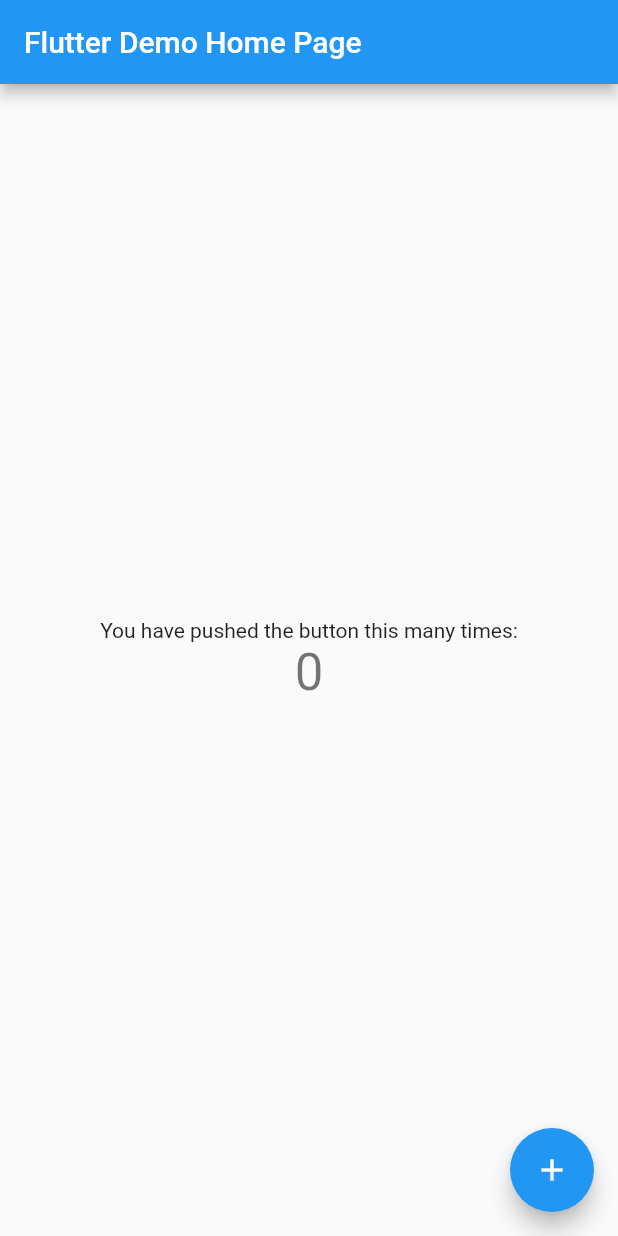
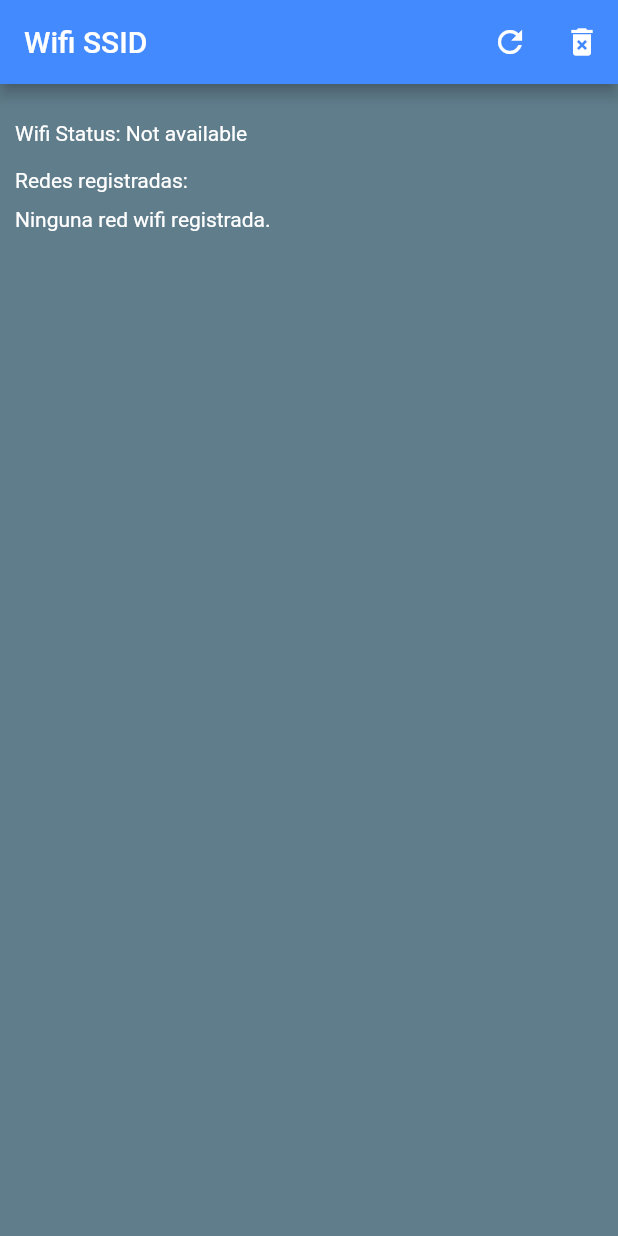
Before and after one commit to Webierta/wifi_records, a Flutter app: the screen it shows after launch, on a phone screen of 412 x 824 dp. Run offline on Flutter 3.47's test engine with Material 2 defaults, Android fonts, the light colour scheme and no system bars; our stand-ins replace connectivity, flutter_local_notifications, hive, permission_handler; missing offline and left inert: android_intent, wifi_info_flutter; accounts and stored records are empty.

Commit message:
beta version

```diff
--- a/lib/main.dart
+++ b/lib/main.dart
@@ -1,65 +1,47 @@
+import 'dart:io';
 import 'package:flutter/material.dart';
+import 'package:hive/hive.dart';
+import 'package:path_provider/path_provider.dart';
+import 'package:provider/provider.dart';
 
-void main() {
-  runApp(MyApp());
+import 'models/red_wifi.dart';
+import 'screens/home_page.dart';
+import 'models/redes.dart';
+
+// Sets a platform override for desktop to avoid exceptions. See
+// https://flutter.dev/desktop#target-platform-override for more info.
+
+void main() async {
+  if (Platform.isAndroid) {
+    WidgetsFlutterBinding.ensureInitialized();
+    //Directory directory = await pathProvider.getApplicationDocumentsDirectory();
+    Directory directory = (await getExternalStorageDirectory())!;
+    Hive
+      ..init(directory.path)
+      ..registerAdapter(RedWifiAdapter());
+    //await Hive.openBox('box');
+
+    runApp(MultiProvider(
+      providers: [ChangeNotifierProvider(create: (_) => Redes())],
+      child: MyApp(),
+    ));
+  }
 }
 
 class MyApp extends StatelessWidget {
   @override
   Widget build(BuildContext context) {
     return MaterialApp(
-      title: 'Flutter Demo',
+      debugShowCheckedModeBanner: false,
+      title: 'Wifi Alert',
       theme: ThemeData(
-        primarySwatch: Colors.blue,
+        brightness: Brightness.dark,
+        primaryColor: Colors.blueAccent,
+        // primarySwatch: Colors.blue,
+        scaffoldBackgroundColor: Colors.blueGrey,
+        visualDensity: VisualDensity.adaptivePlatformDensity,
       ),
-      home: MyHomePage(title: 'Flutter Demo Home Page'),
+      home: const HomePage(),
     );
   }
 }
-
-class MyHomePage extends StatefulWidget {
-  MyHomePage({Key key, this.title}) : super(key: key);
-
-  final String title;
-
-  @override
-  _MyHomePageState createState() => _MyHomePageState();
-}
-
-class _MyHomePageState extends State<MyHomePage> {
-  int _counter = 0;
-
-  void _incrementCounter() {
-    setState(() {
-      _counter++;
-    });
-  }
-
-  @override
-  Widget build(BuildContext context) {
-    return Scaffold(
-      appBar: AppBar(
-        title: Text(widget.title),
-      ),
-      body: Center(
-        child: Column(
-          mainAxisAlignment: MainAxisAlignment.center,
-          children: <Widget>[
-            Text(
-              'You have pushed the button this many times:',
-            ),
-            Text(
-              '$_counter',
-              style: Theme.of(context).textTheme.headline4,
-            ),
-          ],
-        ),
-      ),
-      floatingActionButton: FloatingActionButton(
-        onPressed: _incrementCounter,
-        tooltip: 'Increment',
-        child: Icon(Icons.add),
-      ),
-    );
-  }
-}
--- /dev/null
+++ b/lib/models/red_wifi.dart
@@ -0,0 +1,14 @@
+import 'package:hive/hive.dart';
+
+part 'red_wifi.g.dart';
+
+@HiveType(typeId: 1)
+class RedWifi {
+  @HiveField(0)
+  String wifiName;
+
+  @HiveField(1)
+  String wifiBSSID;
+
+  RedWifi({required this.wifiName, required this.wifiBSSID});
+}
--- /dev/null
+++ b/lib/models/redes.dart
@@ -0,0 +1,100 @@
+import 'package:flutter/material.dart';
+import 'package:hive/hive.dart';
+
+import 'red_wifi.dart';
+
+// https://medium.com/flutter-community/storing-local-data-with-hive-and-provider-in-flutter-a49b6bdea75a
+class Redes with ChangeNotifier {
+  // Connection Status
+  bool _connectivityWifi = false;
+  get connectivityWifi => _connectivityWifi;
+  set connectivityWifi(value) {
+    _connectivityWifi = value;
+    notifyListeners();
+  }
+
+  // Settings Android
+  String _iconStatusBar = '@mipmap/wifi_star';
+  get iconStatusBar => _iconStatusBar;
+  set iconStatusBar(value) {
+    _iconStatusBar = value;
+    notifyListeners();
+  }
+
+  // obtiene y actualiza la lista de redes almacenadas
+  static const _redesBox = 'box';
+  List _redesWifi = <RedWifi>[];
+  get redes => _redesWifi;
+  getRedes() async {
+    final box = await Hive.openBox<RedWifi>(_redesBox);
+    _redesWifi = box.values.toList();
+    notifyListeners();
+  }
+
+  // getters y setters de valores de cada red
+  String _wifiName = 'Unknown';
+  get wifiName => _wifiName;
+  set wifiName(value) {
+    _wifiName = value;
+    notifyListeners();
+  }
+
+  String _wifiBSSID = 'Unknown';
+  get wifiBSSID => _wifiBSSID;
+  set wifiBSSID(value) {
+    _wifiBSSID = value;
+    notifyListeners();
+  }
+
+  String _wifiIp = 'Unknown';
+  get wifiIp => _wifiIp;
+  set wifiIp(value) {
+    _wifiIp = value;
+    notifyListeners();
+  }
+
+  //  acciones de guardar, eliminar y actualizar red en el almacén
+  //  y después actualiza la lista de redes guardadas
+  void saveRed(RedWifi red) async {
+    if (!existeRed(red)) {
+      final box = Hive.box<RedWifi>(_redesBox);
+      //var box = await Hive.openBox<RedWifi>(_redesBox);
+      box.put(red.wifiBSSID, red); //box.add(red);
+      getRedes();
+      notifyListeners();
+    }
+  }
+
+  // comprueba si una red está almacenada
+  bool existeRed(RedWifi newRed) {
+    getRedes();
+    for (var red in _redesWifi) {
+      if (red.wifiName == newRed.wifiName && red.wifiBSSID == newRed.wifiBSSID) {
+        return true;
+      }
+    }
+    return false;
+  }
+
+  void removeRed(RedWifi red) {
+    final box = Hive.box<RedWifi>(_redesBox);
+    box.delete(red.wifiBSSID);
+    getRedes(); // ??
+    notifyListeners();
+  }
+
+  updateRed(RedWifi red) {
+    final box = Hive.box<RedWifi>(_redesBox);
+    box.put(red.wifiBSSID, red); // box.put('key', newValue)
+    getRedes();
+    notifyListeners();
+  }
+
+  // elimina el archivo del almacén
+  deleteAll() {
+    final box = Hive.box<RedWifi>(_redesBox);
+    box.deleteFromDisk();
+    getRedes();
+    notifyListeners();
+  }
+}
--- /dev/null
+++ b/lib/screens/home_page.dart
@@ -0,0 +1,239 @@
+import 'dart:async';
+
+import 'package:flutter/material.dart';
+import 'package:connectivity/connectivity.dart' show Connectivity, ConnectivityResult;
+import 'package:flutter/foundation.dart';
+import 'package:provider/provider.dart';
+import 'package:wifi_info_flutter/wifi_info_flutter.dart';
+
+import '../models/red_wifi.dart';
+import '../models/redes.dart';
+import '../utils/location_service.dart';
+import '../utils/local_notification.dart';
+
+// ver wifi_info_flutter: https://pub.dev/packages/wifi_info_flutter/example
+// https://stackoverflow.com/questions/62378654/flutter-connectivity-package-android-permissions
+class HomePage extends StatefulWidget {
+  const HomePage({Key? key}) : super(key: key);
+
+  @override
+  _HomePageState createState() => _HomePageState();
+}
+
+class _HomePageState extends State<HomePage> {
+  final WifiInfo _wifiInfo = WifiInfo();
+  final Connectivity _connectivity = Connectivity();
+  late StreamSubscription<ConnectivityResult> _connectivityStream;
+  LocalNotification? localNotification;
+
+  @override
+  void initState() {
+    super.initState();
+    _connectivityStream = _connectivity.onConnectivityChanged.listen((ConnectivityResult result) {
+      _init();
+      _updateConnectionStatus(result);
+    });
+  }
+
+  @override
+  void dispose() {
+    _connectivityStream.cancel();
+    localNotification?.cancelNotification();
+    super.dispose();
+  }
+
+  _init() async {
+    bool locationService = await LocationService(context).gpsService();
+    if (locationService) {
+      var result = await _connectivity.checkConnectivity();
+      if (result == ConnectivityResult.wifi) {
+        context.read<Redes>().connectivityWifi = true;
+        _updateConnectionStatus(result);
+      } else {
+        context.read<Redes>().connectivityWifi = false;
+        localNotification?.cancelNotification();
+      }
+    } else {
+      localNotification?.cancelNotification();
+      ScaffoldMessenger.of(context).showSnackBar(SnackBar(
+        content: Text('Permiso de ubicación requerido.'),
+      ));
+    }
+  }
+
+  Future<void> _updateConnectionStatus(ConnectivityResult result) async {
+    String? _wName;
+    String? _wBSSID;
+    String? _wIp;
+    try {
+      _wName = await _wifiInfo.getWifiName();
+      _wBSSID = await _wifiInfo.getWifiBSSID();
+      _wIp = await _wifiInfo.getWifiIP();
+    } catch (e) {
+      context.read<Redes>().connectivityWifi = false;
+      print(e.toString());
+    }
+    if (_wName != null && _wBSSID != null && _wIp != null) {
+      context.read<Redes>().wifiName = _wName;
+      context.read<Redes>().wifiBSSID = _wBSSID;
+      context.read<Redes>().wifiIp = _wIp;
+      if (_checkExiste(_wName, _wBSSID)) {
+        context.read<Redes>().iconStatusBar = '@mipmap/wifi_star';
+        localNotification = LocalNotification(context.read<Redes>().iconStatusBar);
+        localNotification?.notification(_wName, 'Red registrada');
+      } else {
+        context.read<Redes>().iconStatusBar = '@mipmap/wifi_alert';
+        localNotification = LocalNotification(context.read<Redes>().iconStatusBar);
+        localNotification?.notification(_wName, 'Red no registrada');
+      }
+    } else {
+      context.read<Redes>().connectivityWifi = false;
+    }
+  }
+
+  bool _checkExiste(String name, String bssid) {
+    var redes = context.read<Redes>().redes;
+    for (var red in redes) {
+      if (red.wifiName == name && red.wifiBSSID == bssid) {
+        return true;
+      }
+    }
+    return false;
+  }
+
+  @override
+  Widget build(BuildContext context) {
+    context.watch<Redes>().getRedes();
+    return Scaffold(
+      appBar: AppBar(
+        title: const Text('Wifi SSID'),
+        actions: [
+          IconButton(
+            icon: const Icon(Icons.refresh),
+            onPressed: () => _init(),
+          ),
+          IconButton(
+            icon: const Icon(Icons.delete_forever),
+            onPressed: () async {
+              // TODO: dialogo de confirmar eliminar todas las redes ?
+              context.read<Redes>().deleteAll();
+              _init();
+            },
+          ),
+        ],
+      ),
+      body: WillPopScope(
+        onWillPop: () async => false,
+        child: Padding(
+          padding: const EdgeInsets.all(10.0),
+          child: Center(
+            child: Column(
+              children: [
+                Padding(
+                  padding: const EdgeInsets.symmetric(vertical: 15),
+                  child: Align(
+                    alignment: Alignment.centerLeft,
+                    child: Text(context.read<Redes>().connectivityWifi == true
+                        ? 'Wifi Status:  Connected'
+                        : 'Wifi Status: Not available'),
+                  ),
+                ),
+                if (context.read<Redes>().connectivityWifi)
+                  Card(
+                    margin: const EdgeInsets.only(bottom: 30.0),
+                    child: Column(
+                      mainAxisSize: MainAxisSize.min,
+                      children: [
+                        ListTile(
+                          leading: const Icon(Icons.wifi, color: Colors.blue),
+                          title: Text(context.watch<Redes>().wifiName),
+                          subtitle: Column(
+                            crossAxisAlignment: CrossAxisAlignment.start,
+                            children: [
+                              Text('BSSID: ${context.watch<Redes>().wifiBSSID}'),
+                              Text('IP: ${context.watch<Redes>().wifiIp}')
+                            ],
+                          ),
+                          trailing: _checkExiste(
+                                  context.read<Redes>().wifiName, context.read<Redes>().wifiBSSID)
+                              ? const Icon(Icons.lock)
+                              : IconButton(
+                                  icon: const Icon(Icons.save),
+                                  onPressed: () {
+                                    context.read<Redes>().saveRed(RedWifi(
+                                        wifiName: context.read<Redes>().wifiName,
+                                        wifiBSSID: context.read<Redes>().wifiBSSID));
+                                    _init(); //_gpsService();
+                                  },
+                                ),
+                        ),
+                      ],
+                    ),
+                  ),
+                const Align(
+                  alignment: Alignment.centerLeft,
+                  child: Text('Redes registradas:'),
+                ),
+                (context.watch<Redes>().redes.length == 0)
+                    ? const Padding(
+                        padding: EdgeInsets.only(top: 10),
+                        child: Align(
+                          alignment: Alignment.centerLeft,
+                          child: Text('Ninguna red wifi registrada.'),
+                        ),
+                      )
+                    : Consumer<Redes>(
+                        builder: (context, data, child) {
+                          return Expanded(
+                            child: ListView.builder(
+                              itemCount: data.redes.length,
+                              itemBuilder: (context, index) {
+                                //RedWifi red = data.redes[index];
+                                return Dismissible(
+                                  key: Key(data.redes[index].wifiBSSID),
+                                  //background: Container(color: Colors.redAccent),
+                                  background: Container(
+                                      decoration: const BoxDecoration(
+                                        color: Color(0xFFECEFF1), //blueGrey[50] 0XFFCFD8DC = [100]
+                                        borderRadius: BorderRadius.only(
+                                          topLeft: Radius.circular(40),
+                                          bottomLeft: Radius.circular(40),
+                                        ),
+                                      ),
+                                      child: const Padding(
+                                        padding: EdgeInsets.only(left: 20),
+                                        child: Align(
+                                          alignment: Alignment.centerLeft,
+                                          child: Icon(
+                                            Icons.delete_forever,
+                                            size: 40,
+                                            color: Color(0xFFF44336),
+                                          ),
+                                        ),
+                                      )),
+                                  direction: DismissDirection.startToEnd,
+                                  onDismissed: (direction) {
+                                    ScaffoldMessenger.of(context).showSnackBar(SnackBar(
+                                        content: Text('${data.redes[index].wifiName} delete')));
+                                    data.removeRed(data.redes[index]);
+                                    _init(); //_gpsService();
+                                  },
+                                  child: ListTile(
+                                    leading: const Icon(Icons.wifi_lock),
+                                    title: Text(data.redes[index].wifiName),
+                                    subtitle: Text(data.redes[index].wifiBSSID),
+                                  ),
+                                );
+                              },
+                            ),
+                          );
+                        },
+                      ),
+              ],
+            ),
+          ),
+        ),
+      ),
+    );
+  }
+}
```
Also changed, not shown: lib/utils/local_notification.dart (added, +37 -0 lines), lib/utils/location_service.dart (added, +73 -0 lines), pubspec.yaml (+12 -1 lines), lib/models/red_wifi.g.dart (added), pubspec.lock, 30 other files.
